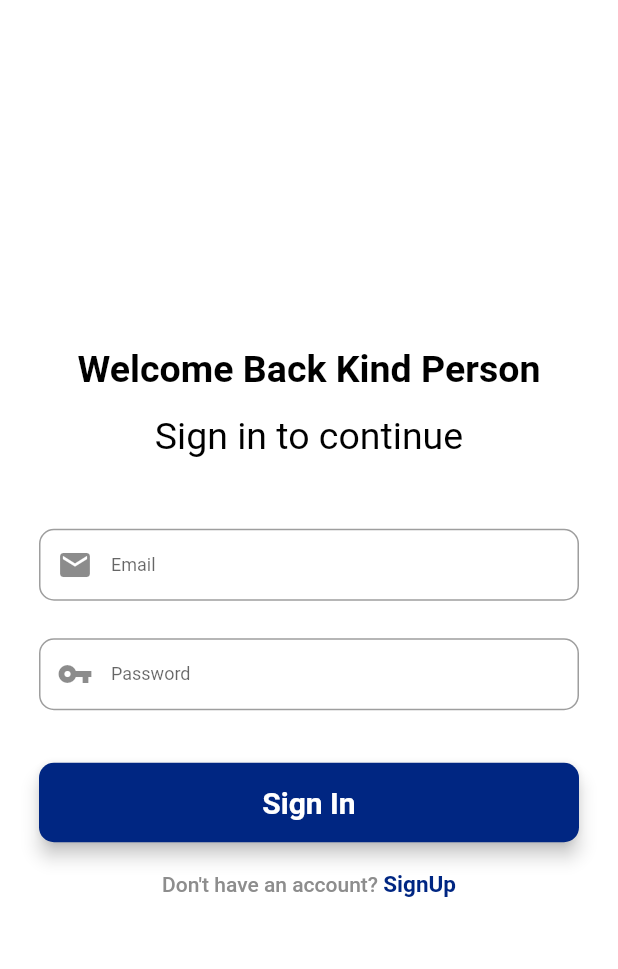
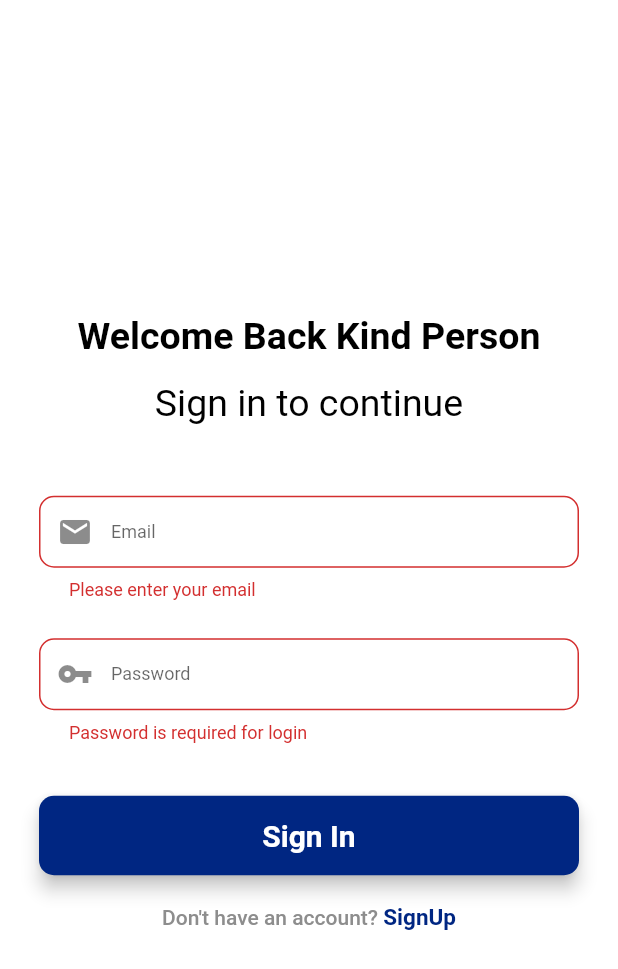
Before and after one commit to therajtiwari/BKind, a Flutter app: the screen it shows after launch, after a tap on "Sign In", on a phone screen of 412 x 824 dp. Shown: the top 969 px of the screen. Run offline on Flutter 3.47's test engine with Material 2 defaults, Android fonts, the phone set to English and light mode, and no system bars; our stand-ins replace firebase_auth, firebase_core, fluttertoast; accounts and stored records are empty.

Commit message:
fixed register screen

```diff
--- a/lib/main.dart
+++ b/lib/main.dart
@@ -7,9 +7,13 @@ import 'package:bkind/screens/settings.dart';
 import 'package:bkind/screens/welcome_screen.dart';
 import 'package:bkind/screens/login_signup.dart';
 import 'package:bkind/utils/constants.dart';
+import 'package:firebase_core/firebase_core.dart';
 import 'package:flutter/material.dart';
 
-void main() {
+Future<void> main() async {
+  WidgetsFlutterBinding.ensureInitialized();
+  await Firebase.initializeApp();
+
   runApp(const MyApp());
 }
 
--- a/lib/screens/login.dart
+++ b/lib/screens/login.dart
@@ -1,7 +1,10 @@
 import 'package:bkind/screens/register.dart';
 import 'package:bkind/utils/constants.dart';
+import 'package:firebase_auth/firebase_auth.dart';
 import 'package:flutter/material.dart';
+import 'package:fluttertoast/fluttertoast.dart';
 import '../utils/widget_functions.dart';
+import 'home_blind.dart';
 
 class Login extends StatefulWidget {
   const Login({Key? key}) : super(key: key);
@@ -15,8 +18,14 @@ class _LoginState extends State<Login> {
   final _formKey = GlobalKey<FormState>();
 
   // editing controller
-  final TextEditingController emailController = new TextEditingController();
-  final TextEditingController passwordController = new TextEditingController();
+  final TextEditingController emailController = TextEditingController();
+  final TextEditingController passwordController = TextEditingController();
+
+  //firebase
+  final _auth = FirebaseAuth.instance;
+
+  String? errorMessage;
+
   @override
   Widget build(BuildContext context) {
     final Size size = MediaQuery.of(context).size;
@@ -27,13 +36,24 @@ class _LoginState extends State<Login> {
         autofocus: false,
         controller: emailController,
         keyboardType: TextInputType.emailAddress,
+        validator: (value) {
+          if (value!.isEmpty) {
+            return 'Please enter your email';
+          }
+          // reg expression for email validation
+          if (!RegExp("^[a-zA-Z0-9+_.-]+@[a-zA-Z0-9.-]+.[a-z]")
+              .hasMatch(value)) {
+            return ("Please Enter a valid email");
+          }
+          return null;
+        },
         onSaved: (value) {
           emailController.text = value!;
         },
         textInputAction: TextInputAction.next,
         decoration: InputDecoration(
-          prefixIcon: Icon(Icons.mail),
-          contentPadding: EdgeInsets.fromLTRB(20, 15, 20, 15),
+          prefixIcon: const Icon(Icons.mail),
+          contentPadding: const EdgeInsets.fromLTRB(20, 15, 20, 15),
           hintText: "Email",
           border: OutlineInputBorder(
             borderRadius: BorderRadius.circular(10),
@@ -44,13 +64,18 @@ class _LoginState extends State<Login> {
         autofocus: false,
         controller: passwordController,
         obscureText: true,
+        validator: (value) {
+          if (value!.isEmpty) {
+            return ("Password is required for login");
+          }
+        },
         onSaved: (value) {
           passwordController.text = value!;
         },
         textInputAction: TextInputAction.done,
         decoration: InputDecoration(
-          prefixIcon: Icon(Icons.vpn_key),
-          contentPadding: EdgeInsets.fromLTRB(20, 15, 20, 15),
+          prefixIcon: const Icon(Icons.vpn_key),
+          contentPadding: const EdgeInsets.fromLTRB(20, 15, 20, 15),
           hintText: "Password",
           border: OutlineInputBorder(
             borderRadius: BorderRadius.circular(10),
@@ -62,10 +87,12 @@ class _LoginState extends State<Login> {
       borderRadius: BorderRadius.circular(10),
       color: colorDarkBlue,
       child: MaterialButton(
-          padding: EdgeInsets.fromLTRB(20, 15, 20, 15),
+          padding: const EdgeInsets.fromLTRB(20, 15, 20, 15),
           minWidth: width,
-          onPressed: () {},
-          child: Text(
+          onPressed: () {
+            signIn(emailController.text, passwordController.text);
+          },
+          child: const Text(
             "Sign In",
             textAlign: TextAlign.center,
             style: TextStyle(
@@ -87,7 +114,7 @@ class _LoginState extends State<Login> {
                   mainAxisAlignment: MainAxisAlignment.center,
                   crossAxisAlignment: CrossAxisAlignment.center,
                   children: <Widget>[
-                    Text(
+                    const Text(
                       'Welcome Back Kind Person',
                       textAlign: TextAlign.center,
                       style: TextStyle(
@@ -95,7 +122,7 @@ class _LoginState extends State<Login> {
                           fontWeight: FontWeight.bold,
                           color: Colors.black),
                     ),
-                    SizedBox(height: 7),
+                    const SizedBox(height: 7),
                     const Text(
                       'Sign in to continue',
                       style: TextStyle(
@@ -103,17 +130,17 @@ class _LoginState extends State<Login> {
                           color: Colors.black,
                           fontWeight: FontWeight.normal),
                     ),
-                    SizedBox(height: 45),
+                    const SizedBox(height: 45),
                     emailField,
-                    SizedBox(height: 25),
+                    const SizedBox(height: 25),
                     passwordField,
-                    SizedBox(height: 35),
+                    const SizedBox(height: 35),
                     loginButton,
-                    SizedBox(height: 15),
+                    const SizedBox(height: 15),
                     Row(
                         mainAxisAlignment: MainAxisAlignment.center,
                         children: <Widget>[
-                          Text("Don't have an account? "),
+                          const Text("Don't have an account? "),
                           GestureDetector(
                             onTap: () {
                               Navigator.push(
@@ -121,7 +148,7 @@ class _LoginState extends State<Login> {
                                   MaterialPageRoute(
                                       builder: (context) => Register()));
                             },
-                            child: Text(
+                            child: const Text(
                               "SignUp",
                               style: TextStyle(
                                   color: colorDarkBlue,
@@ -139,4 +166,39 @@ class _LoginState extends State<Login> {
       ),
     );
   }
+
+  // login function
+  void signIn(String email, String password) async {
+    if (_formKey.currentState!.validate()) {
+      try {
+        await _auth
+            .signInWithEmailAndPassword(email: email, password: password)
+            .then((uid) => {
+                  Fluttertoast.showToast(msg: "Login Successful"),
+                  Navigator.of(context).pushReplacement(
+                      MaterialPageRoute(builder: (context) => Home())),
+                });
+      } on FirebaseAuthException catch (error) {
+        switch (error.code) {
+          case "invalid-email":
+            errorMessage = "Your email address appears to be malformed.";
+            break;
+          case "user-not-found":
+            errorMessage = "User with this email doesn't exist.";
+            break;
+          case "user-disabled":
+            errorMessage = "User with this email has been disabled.";
+            break;
+          case "too-many-requests":
+            errorMessage = "Try again later.";
+            break;
+
+          default:
+            errorMessage = "Invalid Credentials";
+        }
+        Fluttertoast.showToast(msg: errorMessage!);
+        print(error.code);
+      }
+    }
+  }
 }
```
Also changed, not shown: lib/models/user_model.dart (added, +7 -0 lines), lib/screens/register.dart (+87 -38 lines), pubspec.yaml (+6 -3 lines), pubspec.lock, 20 other files.
